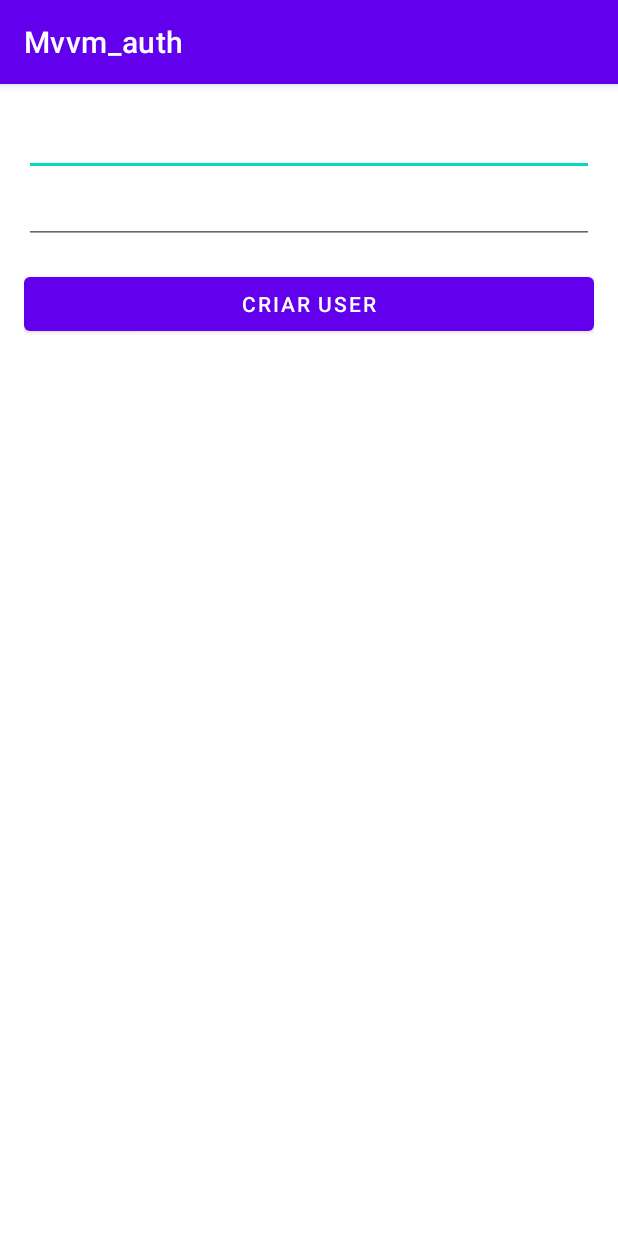
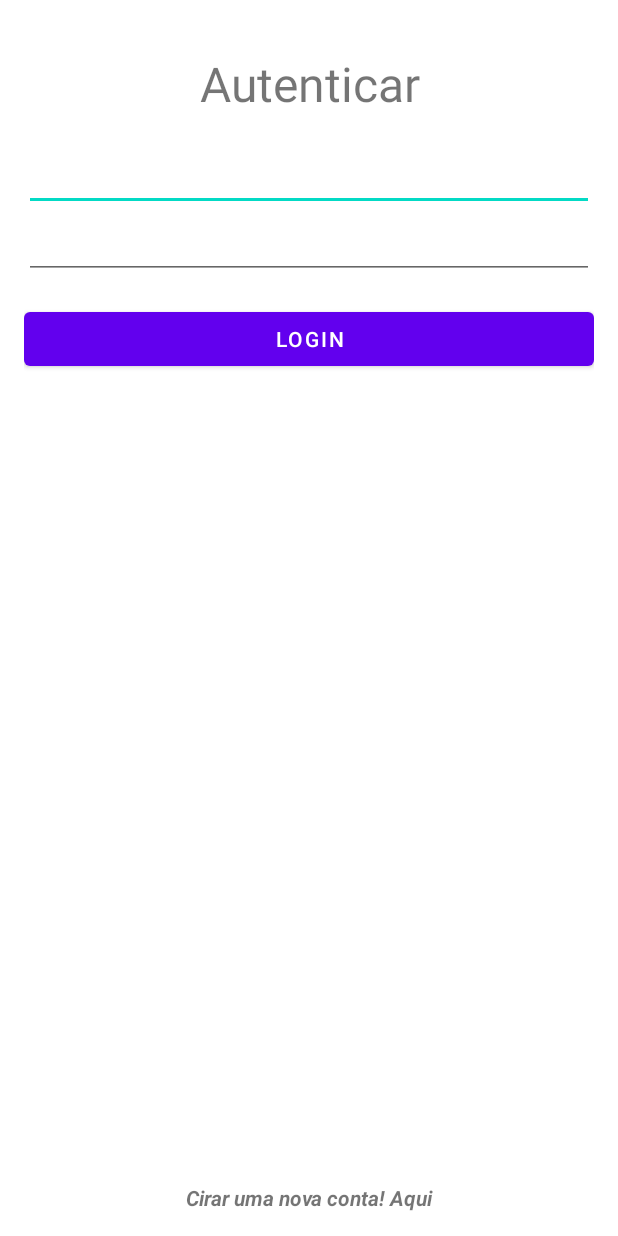
Before and after one commit to arthurcordova/mvvm_firebase, an Android app: the screen it shows after launch (MainActivity), on a phone screen of 412 x 824 dp. Run offline under Robolectric (Android 15) with nearby library versions, the phone set to English and light mode, and no system bars; our stand-ins replace Firebase (no records; nobody signed in at launch, a user with empty details on screens opened directly).

Commit message:
Sign in + Frags

```diff
--- a/app/build.gradle
+++ b/app/build.gradle
@@ -41,6 +41,7 @@ dependencies {
     implementation 'androidx.lifecycle:lifecycle-livedata-ktx:2.3.1'
     implementation 'androidx.lifecycle:lifecycle-viewmodel-ktx:2.3.1'
     implementation 'com.google.firebase:firebase-auth:19.2.0'
+    implementation 'androidx.legacy:legacy-support-v4:1.0.0'
     testImplementation 'junit:junit:4.+'
     androidTestImplementation 'androidx.test.ext:junit:1.1.3'
     androidTestImplementation 'androidx.test.espresso:espresso-core:3.4.0'
--- a/app/src/main/java/com/proway/mvvm_auth/MainActivity.kt
+++ b/app/src/main/java/com/proway/mvvm_auth/MainActivity.kt
@@ -2,17 +2,23 @@ package com.proway.mvvm_auth
 
 import androidx.appcompat.app.AppCompatActivity
 import android.os.Bundle
+import androidx.fragment.app.Fragment
 import com.proway.mvvm_auth.view.MainFragment
+import com.proway.mvvm_auth.view.SignInFragment
 
 class MainActivity : AppCompatActivity() {
 
     override fun onCreate(savedInstanceState: Bundle?) {
         super.onCreate(savedInstanceState)
         setContentView(R.layout.main_activity)
-        if (savedInstanceState == null) {
-            supportFragmentManager.beginTransaction()
-                .replace(R.id.container, MainFragment.newInstance())
-                .commitNow()
-        }
+
+        replaceView(SignInFragment.newInstance())
+
+    }
+
+    fun replaceView(frag: Fragment) {
+        supportFragmentManager.beginTransaction()
+            .replace(R.id.container, frag)
+            .commitNow()
     }
 }
--- a/app/src/main/java/com/proway/mvvm_auth/view/ContentFragment.kt
+++ b/app/src/main/java/com/proway/mvvm_auth/view/ContentFragment.kt
@@ -7,6 +7,7 @@ import android.view.LayoutInflater
 import android.view.View
 import android.view.ViewGroup
 import com.proway.mvvm_auth.R
+import com.proway.mvvm_auth.view_model.ContentViewModel
 
 class ContentFragment : Fragment() {
 
--- a/app/src/main/java/com/proway/mvvm_auth/view/SignInFragment.kt
+++ b/app/src/main/java/com/proway/mvvm_auth/view/SignInFragment.kt
@@ -6,9 +6,17 @@ import androidx.fragment.app.Fragment
 import android.view.LayoutInflater
 import android.view.View
 import android.view.ViewGroup
+import android.widget.Button
+import android.widget.EditText
+import android.widget.TextView
+import androidx.lifecycle.Observer
+import com.google.android.material.snackbar.Snackbar
+import com.google.firebase.auth.FirebaseUser
+import com.proway.mvvm_auth.MainActivity
 import com.proway.mvvm_auth.R
+import com.proway.mvvm_auth.view_model.SignInViewModel
 
-class SignInFragment : Fragment() {
+class SignInFragment : Fragment(R.layout.sign_in_fragment) {
 
     companion object {
         fun newInstance() = SignInFragment()
@@ -16,17 +24,39 @@ class SignInFragment : Fragment() {
 
     private lateinit var viewModel: SignInViewModel
 
-    override fun onCreateView(
-        inflater: LayoutInflater, container: ViewGroup?,
-        savedInstanceState: Bundle?
-    ): View? {
-        return inflater.inflate(R.layout.sign_in_fragment, container, false)
+    private val observerUser = Observer<FirebaseUser> {
+        (requireActivity() as? MainActivity)?.replaceView(ContentFragment.newInstance())
     }
 
-    override fun onActivityCreated(savedInstanceState: Bundle?) {
-        super.onActivityCreated(savedInstanceState)
+    private val observerError = Observer<String> {
+        Snackbar.make(requireView(), it, Snackbar.LENGTH_LONG).show()
+    }
+
+    override fun onViewCreated(view: View, savedInstanceState: Bundle?) {
+        super.onViewCreated(view, savedInstanceState)
         viewModel = ViewModelProvider(this).get(SignInViewModel::class.java)
-        // TODO: Use the ViewModel
+
+        viewModel.error.observe(viewLifecycleOwner, observerError)
+        viewModel.user.observe(viewLifecycleOwner, observerUser)
+
+
+        /**
+         * Add eventos nos componentes da tela
+         */
+        view.findViewById<Button>(R.id.loginButton).setOnClickListener {
+            val inputEmail = view.findViewById<EditText>(R.id.inputEmailEditText)
+            val inputPassword = view.findViewById<EditText>(R.id.inputPasswordEditText)
+            if (!inputEmail.text.isNullOrEmpty() && !inputPassword.text.isNullOrEmpty()) {
+                viewModel.signIn(
+                    inputEmail.text.toString(),
+                    inputPassword.text.toString()
+                )
+            }
+        }
+
+        view.findViewById<TextView>(R.id.newAccountTextView).setOnClickListener {
+            (requireActivity() as? MainActivity)?.replaceView(MainFragment.newInstance())
+        }
     }
 
 }
--- a/app/src/main/java/com/proway/mvvm_auth/view_model/ContentViewModel.kt
+++ b/app/src/main/java/com/proway/mvvm_auth/view_model/ContentViewModel.kt
@@ -1,4 +1,4 @@
-package com.proway.mvvm_auth.view
+package com.proway.mvvm_auth.view_model
 
 import androidx.lifecycle.ViewModel
 
--- a/app/src/main/java/com/proway/mvvm_auth/view_model/SignInViewModel.kt
+++ b/app/src/main/java/com/proway/mvvm_auth/view_model/SignInViewModel.kt
@@ -1,7 +1,30 @@
-package com.proway.mvvm_auth.view
+package com.proway.mvvm_auth.view_model
 
+import androidx.lifecycle.LiveData
+import androidx.lifecycle.MutableLiveData
 import androidx.lifecycle.ViewModel
+import com.google.firebase.auth.FirebaseUser
+import com.proway.mvvm_auth.repository.AuthenticationRepository
 
 class SignInViewModel : ViewModel() {
-    // TODO: Implement the ViewModel
+
+    private val _user = MutableLiveData<FirebaseUser>()
+    val user: LiveData<FirebaseUser> = _user
+
+    private val _error = MutableLiveData<String>()
+    val error: LiveData<String> = _error
+
+    private val authenticationRepository = AuthenticationRepository()
+
+    fun signIn(email: String, password: String) {
+        authenticationRepository.signInWithEmailPassword(email, password) { firebaseUser, error ->
+            if (firebaseUser != null) {
+                _user.value = firebaseUser
+            } else {
+                _error.value = error ?: "Erro desconhecido"
+            }
+        }
+    }
+
+
 }
--- a/app/src/main/res/layout/content_fragment.xml
+++ b/app/src/main/res/layout/content_fragment.xml
@@ -3,11 +3,12 @@
     xmlns:tools="http://schemas.android.com/tools"
     android:layout_width="match_parent"
     android:layout_height="match_parent"
+    android:background="@color/teal_200"
     tools:context=".view.ContentFragment">
 
     <TextView
         android:layout_width="match_parent"
         android:layout_height="match_parent"
-        android:text="Hello" />
+        android:text="Estamos logados!!!!!" />
 
 </FrameLayout>
--- a/app/src/main/res/layout/sign_in_fragment.xml
+++ b/app/src/main/res/layout/sign_in_fragment.xml
@@ -1,13 +1,51 @@
 <?xml version="1.0" encoding="utf-8"?>
-<FrameLayout xmlns:android="http://schemas.android.com/apk/res/android"
+<LinearLayout xmlns:android="http://schemas.android.com/apk/res/android"
+    xmlns:app="http://schemas.android.com/apk/res-auto"
     xmlns:tools="http://schemas.android.com/tools"
     android:layout_width="match_parent"
     android:layout_height="match_parent"
+    android:orientation="vertical"
+    android:padding="16dp"
     tools:context=".view.SignInFragment">
 
     <TextView
         android:layout_width="match_parent"
-        android:layout_height="match_parent"
-        android:text="Hello" />
+        android:layout_height="wrap_content"
+        android:layout_margin="18sp"
+        android:gravity="center"
+        android:text="@string/autenticar"
+        android:textSize="32sp" />
 
-</FrameLayout>
+    <EditText
+        android:id="@+id/inputEmailEditText"
+        android:layout_width="match_parent"
+        android:layout_height="wrap_content" />
+
+    <EditText
+        android:id="@+id/inputPasswordEditText"
+        android:layout_width="match_parent"
+        android:layout_height="wrap_content" />
+
+    <Button
+        android:id="@+id/loginButton"
+        android:layout_width="match_parent"
+        android:layout_height="wrap_content"
+        android:layout_marginTop="16dp"
+        android:text="@string/login" />
+
+    <androidx.constraintlayout.widget.ConstraintLayout
+        android:layout_width="match_parent"
+        android:layout_height="match_parent">
+
+        <TextView
+            android:id="@+id/newAccountTextView"
+            android:layout_width="match_parent"
+            android:layout_height="wrap_content"
+            android:gravity="center"
+            android:text="@string/cirar_uma_nova_conta_aqui"
+            android:textStyle="bold|italic"
+            app:layout_constraintBottom_toBottomOf="parent" />
+
+    </androidx.constraintlayout.widget.ConstraintLayout>
+
+</LinearLayout>
--- a/app/src/main/res/values/strings.xml
+++ b/app/src/main/res/values/strings.xml
@@ -1,4 +1,8 @@
 <resources>
     <string name="app_name">Mvvm_auth</string>
     <string name="criar_user">Criar user</string>
+    <string name="new_user">Novo usuário</string>
+    <string name="login">Login</string>
+    <string name="autenticar">Autenticar</string>
+    <string name="cirar_uma_nova_conta_aqui">Cirar uma nova conta! Aqui</string>
 </resources>
--- a/app/src/main/res/values/themes.xml
+++ b/app/src/main/res/values/themes.xml
@@ -1,6 +1,6 @@
 <resources xmlns:tools="http://schemas.android.com/tools">
     <!-- Base application theme. -->
-    <style name="Theme.Mvvm_auth" parent="Theme.MaterialComponents.DayNight.DarkActionBar">
+    <style name="Theme.Mvvm_auth" parent="Theme.MaterialComponents.DayNight.NoActionBar">
         <!-- Primary brand color. -->
         <item name="colorPrimary">@color/purple_500</item>
         <item name="colorPrimaryVariant">@color/purple_700</item>
```
Also changed, not shown: app/src/main/java/com/proway/mvvm_auth/repository/AuthenticationRepository.kt (+20 -3 lines), app/src/main/java/com/proway/mvvm_auth/view/MainFragment.kt (+7 -0 lines), app/src/main/res/layout/main_fragment.xml (+17 -0 lines).
